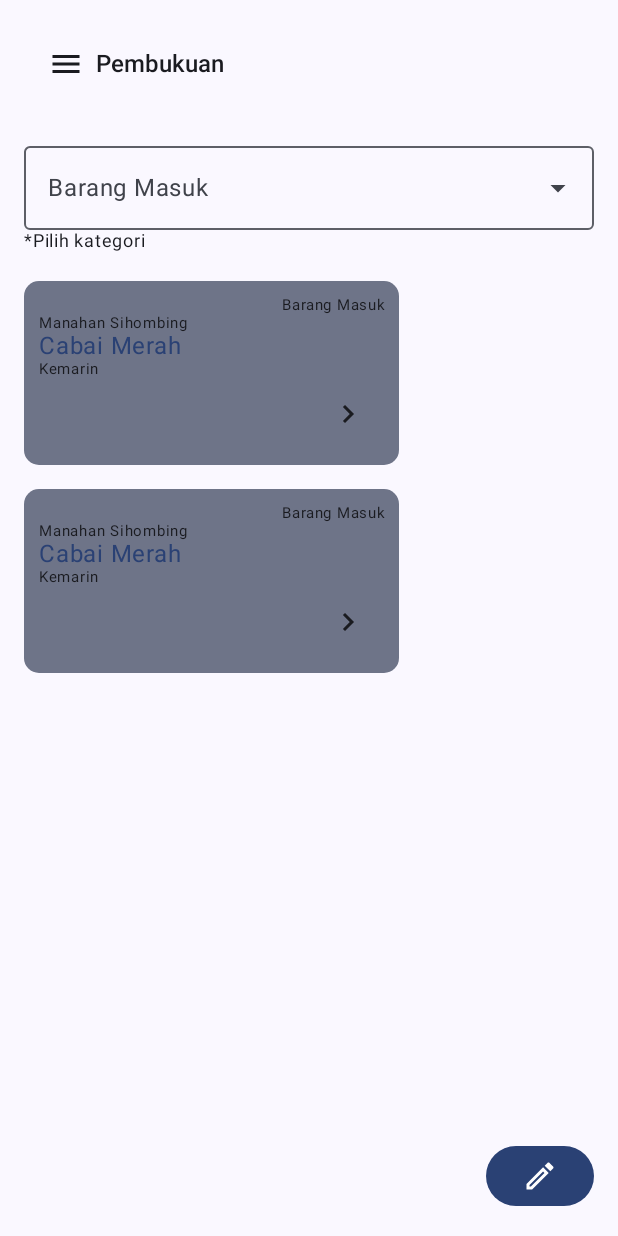
After one commit to beranju/BisnisPlus, an Android app built with Jetpack Compose: the composable PembukuanScreen shown on its own in the app's theme, on a phone screen of 412 x 824 dp. The commit adds this screen. Run offline under Robolectric (Android 15) with nearby library versions, the phone set to English and light mode, and no system bars.

Commit message:
Slice pembukuan screen

```diff
--- a/app/src/main/java/com/beran/bisnisplus/ui/navigation/Screen.kt
+++ b/app/src/main/java/com/beran/bisnisplus/ui/navigation/Screen.kt
@@ -8,4 +8,5 @@ sealed class Screen(val route: String){
     object SignDataBisnis: Screen("signDataBisnis")
     object SetPhoto: Screen("setPhoto")
     object SignIn: Screen("signIn")
+    object Pembukuan: Screen("Pembukuan")
 }
--- /dev/null
+++ b/app/src/main/java/com/beran/bisnisplus/ui/screen/PembukuanScreen.kt
@@ -0,0 +1,129 @@
+package com.beran.bisnisplus.ui.screen
+
+import androidx.compose.foundation.clickable
+import androidx.compose.foundation.layout.Box
+import androidx.compose.foundation.layout.Column
+import androidx.compose.foundation.layout.Spacer
+import androidx.compose.foundation.layout.fillMaxSize
+import androidx.compose.foundation.layout.fillMaxWidth
+import androidx.compose.foundation.layout.height
+import androidx.compose.foundation.layout.padding
+import androidx.compose.foundation.layout.width
+import androidx.compose.foundation.shape.CircleShape
+import androidx.compose.material.icons.Icons
+import androidx.compose.material.icons.outlined.ArrowDropDown
+import androidx.compose.material.icons.outlined.ArrowDropUp
+import androidx.compose.material.icons.outlined.Edit
+import androidx.compose.material3.Button
+import androidx.compose.material3.DropdownMenu
+import androidx.compose.material3.DropdownMenuItem
+import androidx.compose.material3.Icon
+import androidx.compose.material3.MaterialTheme
+import androidx.compose.material3.OutlinedTextField
+import androidx.compose.material3.Scaffold
+import androidx.compose.material3.Text
+import androidx.compose.runtime.Composable
+import androidx.compose.runtime.getValue
+import androidx.compose.runtime.mutableStateOf
+import androidx.compose.runtime.remember
+import androidx.compose.runtime.setValue
+import androidx.compose.ui.Modifier
+import androidx.compose.ui.geometry.Size
+import androidx.compose.ui.layout.onGloballyPositioned
+import androidx.compose.ui.platform.LocalDensity
+import androidx.compose.ui.tooling.preview.Preview
+import androidx.compose.ui.unit.dp
+import androidx.compose.ui.unit.toSize
+import com.beran.bisnisplus.ui.component.CustomAppBar
+import com.beran.bisnisplus.ui.component.PembukuanCard
+import com.beran.bisnisplus.ui.theme.BisnisPlusTheme
+
+@Composable
+fun PembukuanScreen() {
+    var expanded by remember {
+        mutableStateOf(false)
+    }
+
+    var selectedText by remember {
+        mutableStateOf("")
+    }
+
+    var textFieldSize by remember {
+        mutableStateOf(Size.Zero)
+    }
+
+    val listCategory = listOf(
+        "Barang masuk",
+        "Barang Keluar",
+        "Hutang",
+        "Pinjaman",
+        "Pendapatan"
+    )
+    Scaffold(
+        floatingActionButton = {
+            Button(onClick = { }, shape = CircleShape) {
+                Icon(imageVector = Icons.Outlined.Edit, contentDescription = "Buat pembukuan")
+            }
+        }
+    ) {
+        Box(
+            modifier = Modifier
+                .fillMaxSize()
+                .padding(horizontal = 16.dp)
+        ) {
+            Column {
+                CustomAppBar(titleAppBar = "Pembukuan")
+                OutlinedTextField(
+                    value = selectedText,
+                    onValueChange = { newValue -> selectedText = newValue },
+                    label = { Text(text = "Barang Masuk") },
+                    trailingIcon = {
+                        Icon(
+                            imageVector = if (expanded) Icons.Outlined.ArrowDropUp else Icons.Outlined.ArrowDropDown,
+                            contentDescription = "open dropdown",
+                            modifier = Modifier.clickable {
+                                expanded = !expanded
+                            }
+                        )
+                    },
+                    modifier = Modifier
+                        .fillMaxWidth()
+                        .onGloballyPositioned { coordinate ->
+                            // ** this value is used to assign to
+                            // ** the drop down the same width
+                            textFieldSize = coordinate.size.toSize()
+                        }
+                )
+                Text(text = "*Pilih kategori", style = MaterialTheme.typography.bodySmall)
+                /**
+                 * show dropdown when icon dropdown clicked
+                 */
+                DropdownMenu(
+                    expanded = expanded,
+                    onDismissRequest = { expanded = false },
+                    modifier = Modifier.width(with(LocalDensity.current) { textFieldSize.width.toDp() })
+                ) {
+                    listCategory.forEach { label ->
+                        DropdownMenuItem(text = { Text(text = label) }, onClick = {
+                            selectedText = label
+                            expanded = false
+                        })
+                    }
+                }
+
+                Spacer(modifier = Modifier.height(20.dp))
+                PembukuanCard()
+                Spacer(modifier = Modifier.height(16.dp))
+                PembukuanCard()
+            }
+        }
+    }
+}
+
+@Preview(showBackground = true)
+@Composable
+fun PembukuanScreenPrev() {
+    BisnisPlusTheme {
+        PembukuanScreen()
+    }
+}
```
